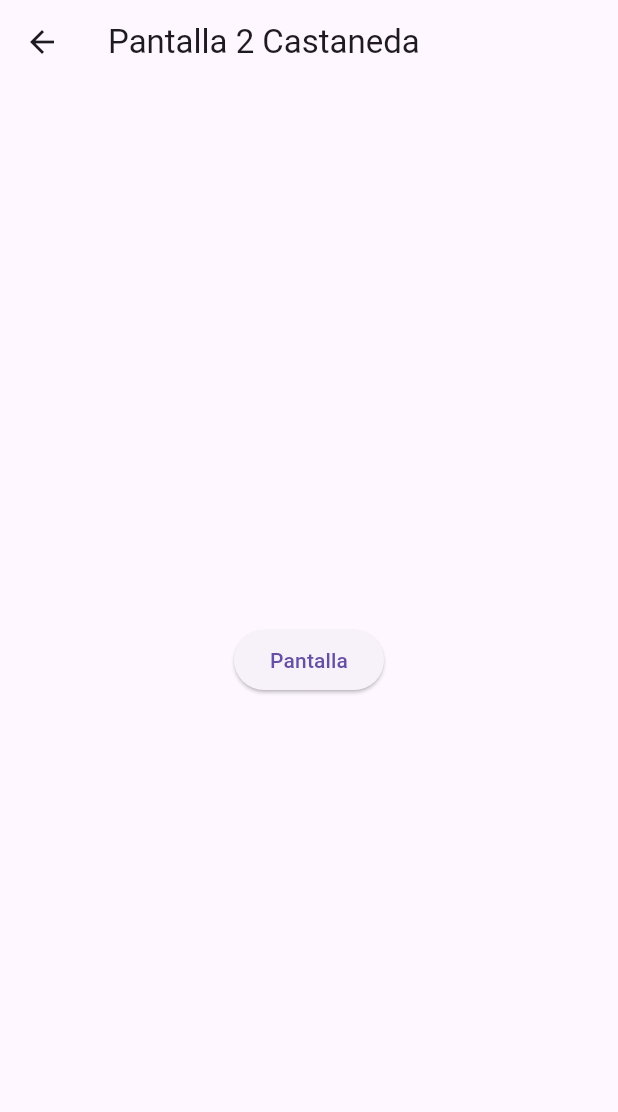
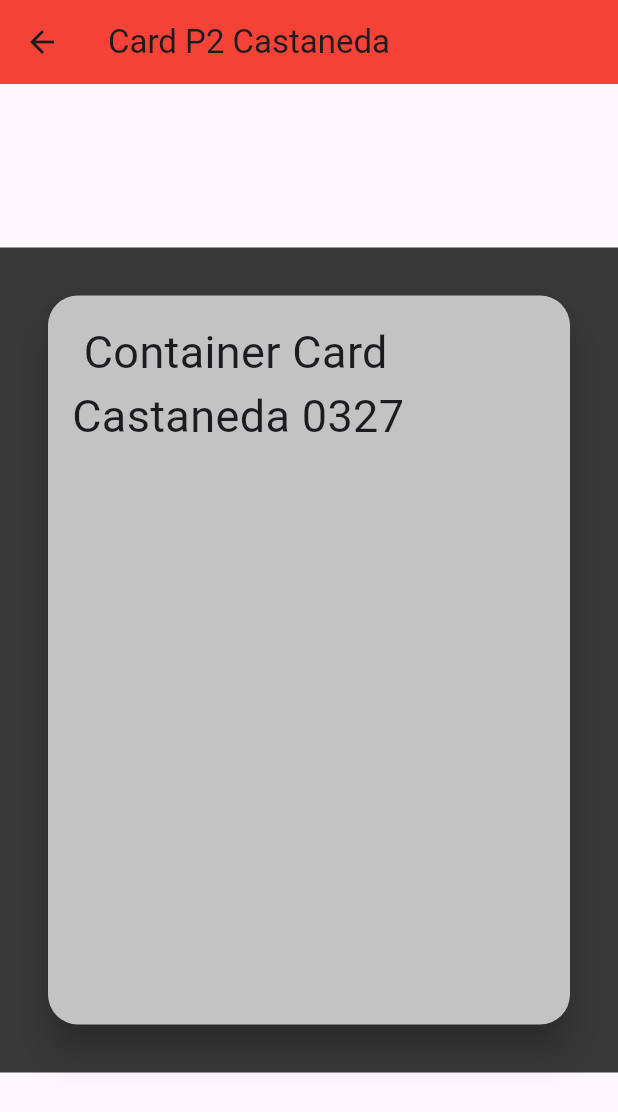
Before and after one commit to CastanedaGabriela/p15-RutasV2-0327, a Flutter app: the Pantalla2_0327 screen opened by its route, on a phone screen of 412 x 824 dp. Shown: the top 1112 px of the screen. Run offline on Flutter 3.47's test engine with Material 3 defaults, Android fonts, the phone set to English and light mode, and no system bars.

```diff
--- a/lib/main.dart
+++ b/lib/main.dart
@@ -10,6 +10,7 @@ class MiApp0327 extends StatelessWidget {
   @override
   Widget build(BuildContext context) {
     return MaterialApp(
+      debugShowCheckedModeBanner: false,
       initialRoute: "/",
       routes: {
         "/": (context) => PantallaInicial_0327(),
--- a/lib/pantalla1_0327.dart
+++ b/lib/pantalla1_0327.dart
@@ -9,14 +9,23 @@ class Pantalla1_0327 extends StatelessWidget {
   Widget build(BuildContext context) {
     return Scaffold(
       appBar: AppBar(
-        title: Text("pantalla 1 0327"),
+        title: Text("Card P1 0327"),
+        backgroundColor: Colors.red,
       ),
       body: Center(
-        child: Column(children: [
-          Container(
-            child: Text("Castaneda ejemplo"),
-          )
-        ]),
+        child: Card(
+          elevation: 10,
+          shape:
+              RoundedRectangleBorder(borderRadius: BorderRadius.circular(30)),
+          color: Color(0xff505050),
+          child: Padding(
+            padding: EdgeInsets.all(20),
+            child: Text(
+              "Card Castaneda",
+              style: TextStyle(fontSize: 30, color: Color(0xfffffdfd)),
+            ),
+          ),
+        ),
       ),
     );
   }
--- a/lib/pantalla2_0327.dart
+++ b/lib/pantalla2_0327.dart
@@ -8,17 +8,28 @@ class Pantalla2_0327 extends StatelessWidget {
   Widget build(BuildContext context) {
     return Scaffold(
       appBar: AppBar(
-        title: Text("Pantalla 2 Castaneda"),
+        title: Text("Card P2 Castaneda"),
+        backgroundColor: Colors.red,
       ),
       body: Center(
-        child: Column(
-          mainAxisAlignment: MainAxisAlignment.center,
-          children: [
-            ElevatedButton(
-              onPressed: () {}, //si presiona boton
-              child: Text("Pantalla"),
-            )
-          ],
+        child: Container(
+          width: double.infinity,
+          height: 550,
+          color: Color(0xff383838),
+          child: Card(
+            elevation: 10,
+            shape:
+                RoundedRectangleBorder(borderRadius: BorderRadius.circular(20)),
+            color: Color(0xffc3c3c3),
+            margin: EdgeInsets.all(32),
+            child: Padding(
+              padding: EdgeInsets.all(16),
+              child: Text(
+                ' Container Card Castaneda 0327',
+                style: TextStyle(fontSize: 30),
+              ),
+            ),
+          ),
         ),
       ),
     );
--- a/lib/pantallainicial_0327.dart
+++ b/lib/pantallainicial_0327.dart
@@ -9,7 +9,7 @@ class PantallaInicial_0327 extends StatelessWidget {
   Widget build(BuildContext context) {
     return Scaffold(
       appBar: AppBar(
-        title: Text("Pantalla Inicial Castaneda0327"),
+        title: Text("Card container Castaneda0327"),
         backgroundColor: Colors.red,
       ),
       body: Center(
```
